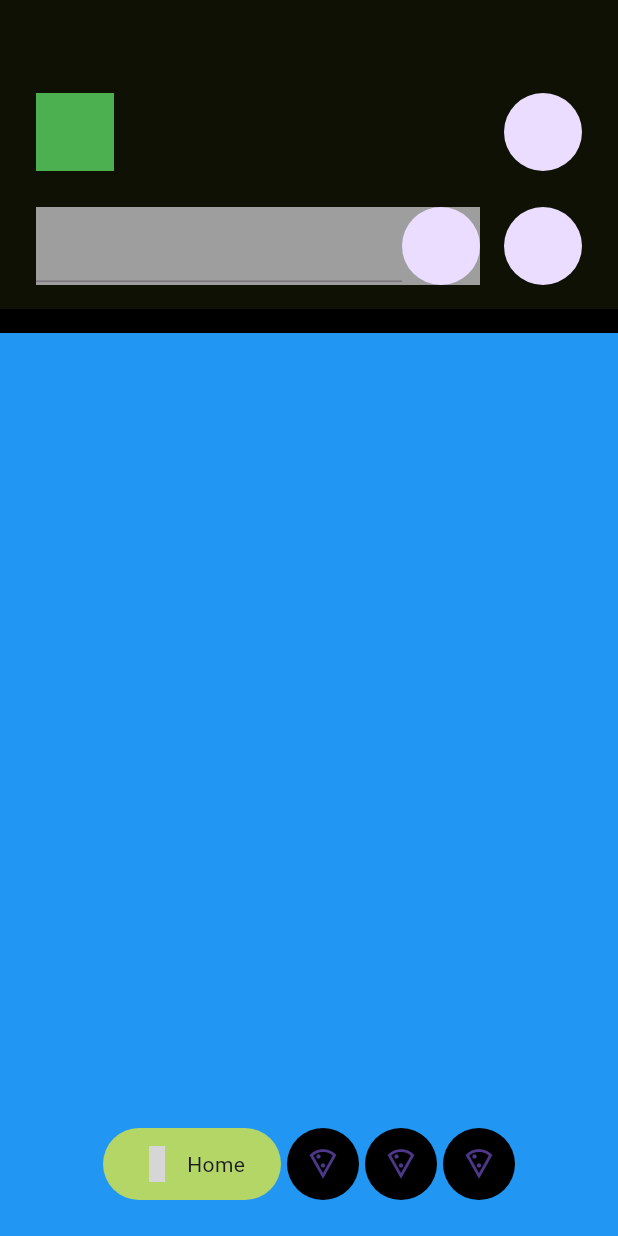
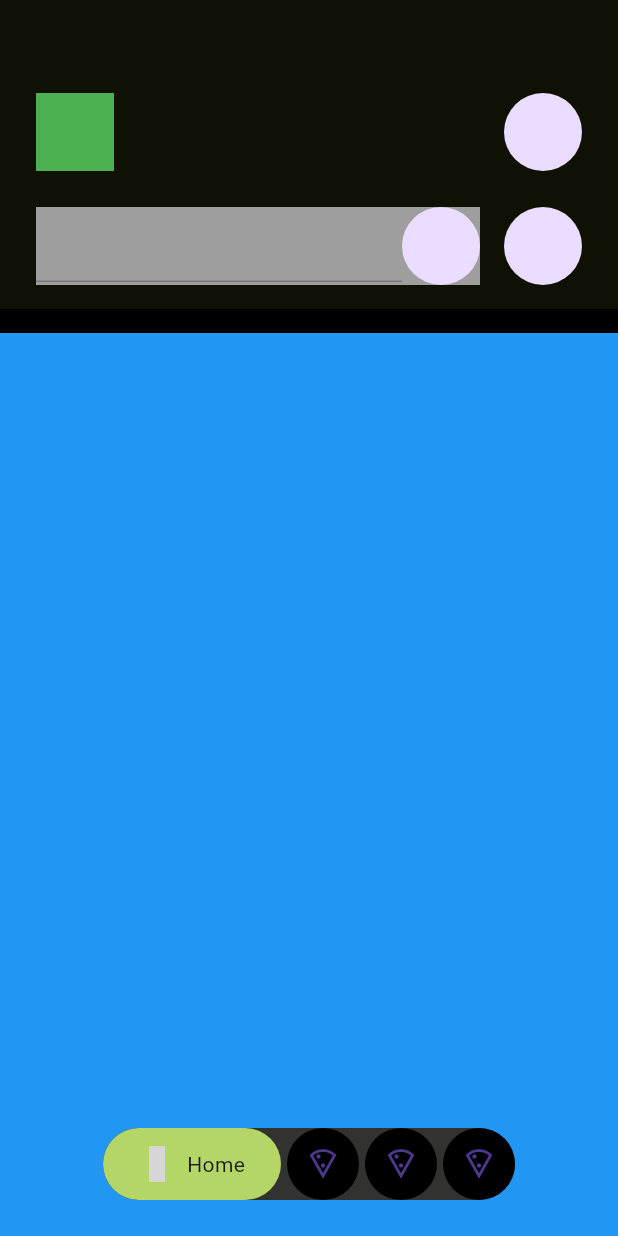
Before and after one commit to JAICHANGPARK/flutter_notebook_chapter_43, a Flutter app: the FoodOrderMainPage screen opened directly, on a phone screen of 412 x 824 dp. Run offline on Flutter 3.47's test engine with Material 3 defaults, Android fonts, the phone set to English and light mode, and no system bars; our stand-ins replace gap, hugeicons, percent_indicator; grey boxes are pictures that could not be loaded.

Commit message:
Update food_order_main_page.dart

```diff
--- a/lib/ep2393_food_order_app/ui/food_order_main_page.dart
+++ b/lib/ep2393_food_order_app/ui/food_order_main_page.dart
@@ -17,7 +17,6 @@ class _FoodOrderMainPageState extends State<FoodOrderMainPage> {
         spacing: 16,
         children: [
           Container(
-
             decoration: BoxDecoration(
               color: Color.fromRGBO(15, 17, 5, 1),
             ),
@@ -86,7 +85,10 @@ class _FoodOrderMainPageState extends State<FoodOrderMainPage> {
                   right: 0,
                   child: Center(
                     child: Container(
-
+                      decoration: ShapeDecoration(
+                        shape: StadiumBorder(),
+                        color: Color.fromRGBO(50, 50, 48, 1),
+                      ),
                       child: Row(
                         mainAxisSize: MainAxisSize.min,
                         mainAxisAlignment: MainAxisAlignment.center,
```
